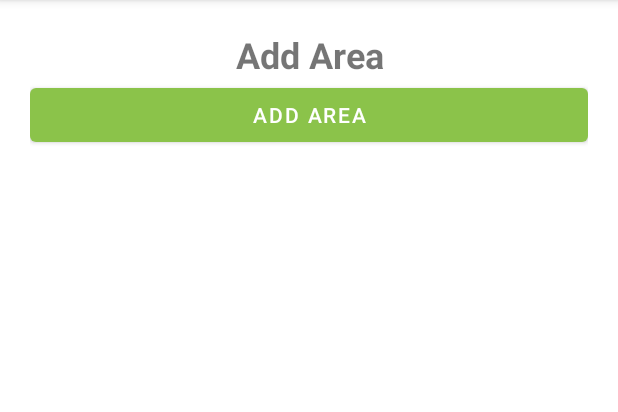
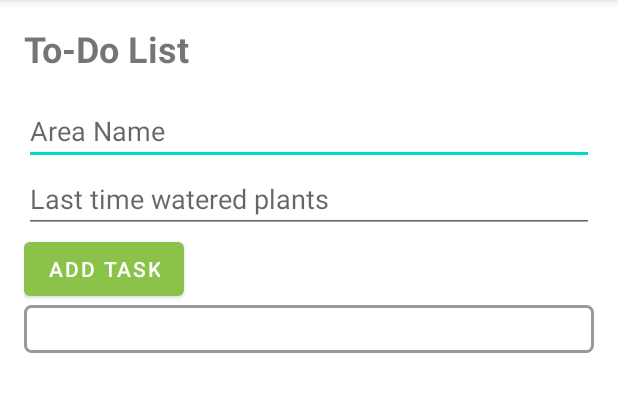
Before and after one commit to 123shuklaayush/Google-Solution-Challenge, an Android app: the task1 screen opened directly, with no data from a screen before it, on a phone screen of 412 x 824 dp, the part 84-496 px from its top. Run offline under Robolectric (Android 15) with nearby library versions, the phone set to English and light mode, and no system bars.

```diff
--- a/app/build.gradle
+++ b/app/build.gradle
@@ -34,6 +34,9 @@ dependencies {
     implementation 'com.google.android.material:material:1.8.0'
     implementation 'androidx.constraintlayout:constraintlayout:2.1.4'
     testImplementation 'junit:junit:4.13.2'
+    implementation 'com.google.android.material:material:1.4.0'
+    implementation 'androidx.recyclerview:recyclerview:1.2.1'
+
     androidTestImplementation 'androidx.test.ext:junit:1.1.5'
     androidTestImplementation 'androidx.test.espresso:espresso-core:3.5.1'
 }
--- a/app/src/main/java/com/example/googlesoluttionchallenge/task1.java
+++ b/app/src/main/java/com/example/googlesoluttionchallenge/task1.java
@@ -1,47 +1,124 @@
 package com.example.googlesoluttionchallenge;
 
 import androidx.appcompat.app.AppCompatActivity;
-
-import android.os.Bundle;
-import android.app.Activity;
 import android.os.Bundle;
 import android.view.View;
 import android.widget.ArrayAdapter;
+import android.widget.DatePicker;
+import android.widget.EditText;
+import android.widget.LinearLayout;
+import android.widget.TextView;
+import com.google.android.material.floatingactionbutton.FloatingActionButton;
+import java.util.ArrayList;
+import java.util.Calendar;
+
+import android.widget.Button;
+import android.graphics.Color;
+import android.graphics.drawable.GradientDrawable;
+import android.os.Bundle;
+import android.view.Gravity;
+import android.view.View;
 import android.widget.Button;
 import android.widget.EditText;
-import android.widget.ListView;
+import android.widget.LinearLayout;
+import android.widget.ScrollView;
+import android.widget.TextView;
 
-import java.util.ArrayList;
-
+import androidx.appcompat.app.AppCompatActivity;
+import android.app.DatePickerDialog;
 
 public class task1 extends AppCompatActivity {
-    private EditText editTextTask;
-    private Button buttonAddTask;
-    private ListView listViewTasks;
 
-    private ArrayList<String> taskList;
-    private ArrayAdapter<String> taskAdapter;
+    EditText areaNameEditText, lastTimeWateredEditText;
+    Button addButton;
+    LinearLayout listLayout;
+    ScrollView scrollView;
     @Override
     protected void onCreate(Bundle savedInstanceState) {
         super.onCreate(savedInstanceState);
         setContentView(R.layout.activity_task1);
-        editTextTask = findViewById(R.id.editTextTask);
-        buttonAddTask = findViewById(R.id.buttonAddTask);
-        listViewTasks = findViewById(R.id.listViewTasks);
-
-        taskList = new ArrayList<>();
-        taskAdapter = new ArrayAdapter<>(this, android.R.layout.simple_list_item_1, taskList);
-        listViewTasks.setAdapter(taskAdapter);
-
-        buttonAddTask.setOnClickListener(new View.OnClickListener() {
+        areaNameEditText = findViewById(R.id.area_name_edit_text);
+        lastTimeWateredEditText = findViewById(R.id.last_time_watered_edit_text);
+        addButton = findViewById(R.id.button);
+        listLayout = findViewById(R.id.listLayout);
+        scrollView = findViewById(R.id.scrollView);
+        addButton.setOnClickListener(new View.OnClickListener() {
             @Override
             public void onClick(View view) {
-                String task = editTextTask.getText().toString().trim();
-                if (!task.isEmpty()) {
-                    taskList.add(task);
-                    taskAdapter.notifyDataSetChanged();
-                    editTextTask.setText("");
+                String areaName = areaNameEditText.getText().toString();
+                String lastTimeWatered = lastTimeWateredEditText.getText().toString();
+
+                if (!areaName.isEmpty() && !lastTimeWatered.isEmpty()) {
+                    addTask(areaName, lastTimeWatered);
+                    areaNameEditText.setText("");
+                    lastTimeWateredEditText.setText("");
                 }
+            }
+        });
+        lastTimeWateredEditText = findViewById(R.id.last_time_watered_edit_text);
+        lastTimeWateredEditText.setOnClickListener(new View.OnClickListener() {
+            @Override
+            public void onClick(View view) {
+                // Create a Calendar instance to set the DatePickerDialog's date to the current date
+                final Calendar calendar = Calendar.getInstance();
+
+                // Create a DatePickerDialog instance and set its date and listener
+                DatePickerDialog datePickerDialog = new DatePickerDialog(
+                        task1.this,
+                        new DatePickerDialog.OnDateSetListener() {
+                            @Override
+                            public void onDateSet(DatePicker datePicker, int year, int month, int day) {
+                                // Set the chosen date to the EditText field
+                                lastTimeWateredEditText.setText(day + "/" + (month + 1) + "/" + year);
+                            }
+                        },
+                        calendar.get(Calendar.YEAR),
+                        calendar.get(Calendar.MONTH),
+                        calendar.get(Calendar.DAY_OF_MONTH)
+                );
+
+                // Show the DatePickerDialog
+                datePickerDialog.show();
+            }
+        });
+    }
+    private void addTask(String areaName, String lastTimeWatered) {
+        // Create a new LinearLayout to hold the task information
+        LinearLayout taskLayout = new LinearLayout(this);
+        taskLayout.setOrientation(LinearLayout.VERTICAL);
+        LinearLayout.LayoutParams layoutParams = new LinearLayout.LayoutParams(
+                LinearLayout.LayoutParams.MATCH_PARENT,
+                LinearLayout.LayoutParams.WRAP_CONTENT);
+        layoutParams.setMargins(0, 0, 0, 24);
+        taskLayout.setLayoutParams(layoutParams);
+
+        // Set the background color and border for the task
+        GradientDrawable border = new GradientDrawable();
+        border.setColor(Color.WHITE);
+        border.setStroke(2, Color.BLACK);
+        taskLayout.setBackground(border);
+
+        // Create TextViews to display the task information
+        TextView areaNameTextView = new TextView(this);
+        areaNameTextView.setText("Area Name: " + areaName);
+        areaNameTextView.setTextSize(16);
+        areaNameTextView.setPadding(16, 16, 16, 0);
+        taskLayout.addView(areaNameTextView);
+
+        TextView lastTimeWateredTextView = new TextView(this);
+        lastTimeWateredTextView.setText("Last Time Watered: " + lastTimeWatered);
+        lastTimeWateredTextView.setTextSize(16);
+        lastTimeWateredTextView.setPadding(16, 8, 16, 16);
+        taskLayout.addView(lastTimeWateredTextView);
+
+        // Add the task to the list
+        listLayout.addView(taskLayout);
+
+        // Scroll to the bottom of the list
+        scrollView.post(new Runnable() {
+            @Override
+            public void run() {
+                scrollView.fullScroll(View.FOCUS_DOWN);
             }
         });
     }
--- /dev/null
+++ b/app/src/main/res/drawable/border.xml
@@ -0,0 +1,12 @@
+<?xml version="1.0" encoding="utf-8"?>
+    <shape xmlns:android="http://schemas.android.com/apk/res/android"
+        android:shape="rectangle">
+
+        <stroke
+            android:width="2dp"
+            android:color="@color/border_color" />
+
+        <corners
+            android:radius="4dp" />
+
+    </shape>
--- a/app/src/main/res/layout/activity_task1.xml
+++ b/app/src/main/res/layout/activity_task1.xml
@@ -1,28 +1,54 @@
 <?xml version="1.0" encoding="utf-8"?>
-<LinearLayout xmlns:android="http://schemas.android.com/apk/res/android"
+<LinearLayout
+    xmlns:android="http://schemas.android.com/apk/res/android"
+    android:orientation="vertical"
     android:layout_width="match_parent"
     android:layout_height="match_parent"
-    android:padding="20dp"
-    android:orientation="vertical">
+    android:padding="16dp">
 
+    <!-- Title -->
     <TextView
+        android:text="To-Do List"
+        android:textSize="24sp"
+        android:textStyle="bold"
+        android:layout_width="wrap_content"
+        android:layout_height="wrap_content"
+        android:layout_marginBottom="16dp" />
+
+    <!-- Input field -->
+    <EditText
+        android:id="@+id/area_name_edit_text"
         android:layout_width="match_parent"
         android:layout_height="wrap_content"
-        android:text="Add Area"
-        android:textSize="24sp"
-        android:textStyle="bold"
-        android:gravity="center"/>
+        android:hint="Area Name" />
 
-    <Button
-        android:id="@+id/buttonAddArea"
+    <EditText
+        android:id="@+id/last_time_watered_edit_text"
         android:layout_width="match_parent"
         android:layout_height="wrap_content"
-        android:text="Add Area"/>
+        android:hint="Last time watered plants"
+        android:onClick="showDatePickerDialog"/>
 
-    <ListView
-        android:id="@+id/listViewAreas"
+    <!-- Add button -->
+    <Button
+        android:id="@+id/button"
+        android:text="Add Task"
+        android:layout_width="wrap_content"
+        android:layout_height="wrap_content" />
+
+    <!-- To-do list -->
+    <ScrollView
+        android:id="@+id/scrollView"
         android:layout_width="match_parent"
         android:layout_height="wrap_content"
-        android:layout_marginTop="20dp"/>
+        android:background="@drawable/border"
+        android:padding="16dp">
+
+        <LinearLayout
+            android:id="@+id/listLayout"
+            android:orientation="vertical"
+            android:layout_width="match_parent"
+            android:layout_height="wrap_content" />
+    </ScrollView>
 
 </LinearLayout>
--- a/app/src/main/res/values/colors.xml
+++ b/app/src/main/res/values/colors.xml
@@ -17,5 +17,5 @@
     <color name="colorPrimary">#ffffff</color>
     <color name="colorPrimaryDark">#ffffff</color>
     <color name="colorAccent">#4885ed</color>
-
+    <color name="border_color">#999999</color>
 </resources>
--- a/app/src/main/res/values/style.xml
+++ b/app/src/main/res/values/style.xml
@@ -8,12 +8,7 @@
         <item name="android:layout_margin">8dp</item>
         <item name="android:backgroundTint">#8BC34A</item>
     </style>
-    <style name="AppTheme" parent="Theme.AppCompat.Light.NoActionBar">
-        <!--  Customize your theme here.  -->
-        <item name="colorPrimary">@color/colorPrimary</item>
-        <item name="colorPrimaryDark">@color/colorPrimaryDark</item>
-        <item name="colorAccent">@color/colorAccent</item>
-    </style>
+
     <style name="AppTheme.Dialog" parent="Theme.AppCompat.Light.Dialog.Alert">
         <!--  Customize your theme here.  -->
         <item name="colorPrimary">@color/colorPrimary</item>
@@ -21,5 +16,11 @@
         <item name="colorAccent">@color/colorAccent</item>
         <item name="android:textColor">@color/colorAccent</item>
     </style>
+    <style name="AppTheme" parent="Theme.AppCompat.Light.DarkActionBar">
+        <item name="colorPrimary">#3F51B5</item>
+        <item name="colorPrimaryDark">#303F9F</item>
+        <item name="colorAccent">#FF4081</item>
+
+    </style>
 
 </resources>
```
